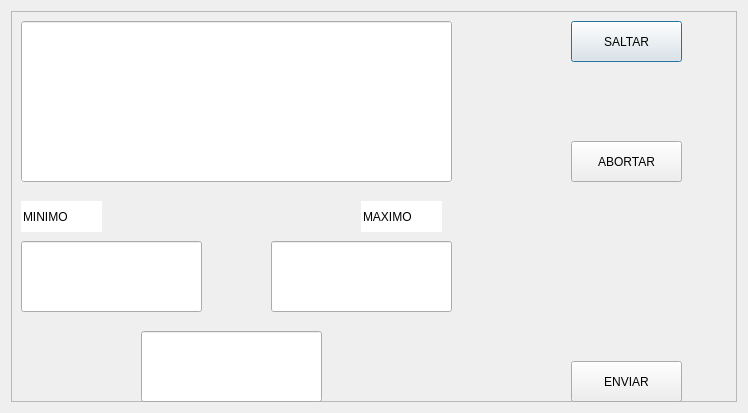
Above: GUI/IngresoManualNumerico.ui from JuanCruzEmmanuel/TestFrame before the change. Below: the same form after it.
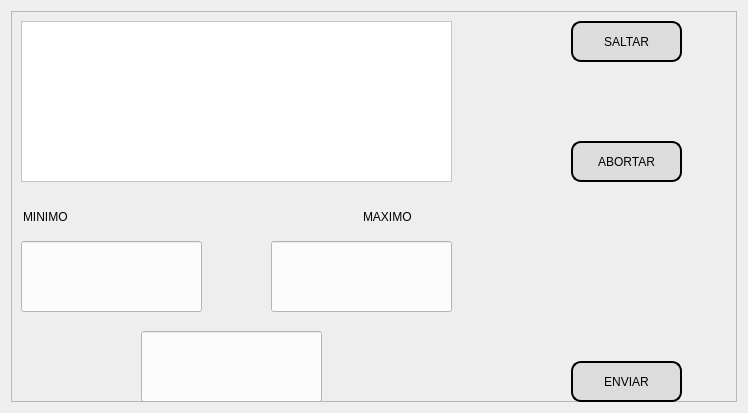
That is the form after the change.

Commit message: Se modifican esteticamente los popup de ingreso manual

```diff
--- a/GUI/IngresoManualNumerico.ui
+++ b/GUI/IngresoManualNumerico.ui
@@ -16,13 +16,16 @@
   <layout class="QHBoxLayout" name="horizontalLayout">
    <item>
     <widget class="QFrame" name="Contenedor">
+     <property name="styleSheet">
+      <string notr="true">background-color: rgb(238, 238, 238);</string>
+     </property>
      <property name="frameShape">
       <enum>QFrame::StyledPanel</enum>
      </property>
      <property name="frameShadow">
       <enum>QFrame::Raised</enum>
      </property>
-     <widget class="QLineEdit" name="InfoPaso">
+     <widget class="QLineEdit" name="InfoPaso_2">
       <property name="geometry">
        <rect>
         <x>10</x>
@@ -59,7 +62,11 @@
        <bool>false</bool>
       </property>
       <property name="autoFillBackground">
-       <bool>true</bool>
+       <bool>false</bool>
+      </property>
+      <property name="styleSheet">
+       <string notr="true">background-color: rgb(252, 252, 252);
+font: 26pt &quot;Arial&quot;;</string>
       </property>
       <property name="text">
        <string/>
@@ -89,6 +96,15 @@
         <height>41</height>
        </rect>
       </property>
+      <property name="styleSheet">
+       <string notr="true">
+background-color: rgb(220, 220, 220);
+font: 75 13pt &quot;MS Shell Dlg 2&quot;;
+color: rgb(0, 0, 0);
+
+border : 2px solid black;   
+border-radius : 10px;</string>
+      </property>
       <property name="text">
        <string>SALTAR</string>
       </property>
@@ -102,6 +118,15 @@
         <height>41</height>
        </rect>
       </property>
+      <property name="styleSheet">
+       <string notr="true">
+background-color: rgb(220, 220, 220);
+font: 75 13pt &quot;MS Shell Dlg 2&quot;;
+color: rgb(0, 0, 0);
+
+border : 2px solid black;   
+border-radius : 10px;</string>
+      </property>
       <property name="text">
        <string>ABORTAR</string>
       </property>
@@ -148,7 +173,8 @@
        <bool>false</bool>
       </property>
       <property name="styleSheet">
-       <string notr="true">font: 26pt &quot;Arial&quot;;</string>
+       <string notr="true">background-color: rgb(252, 252, 252);
+font: 26pt &quot;Arial&quot;;</string>
       </property>
       <property name="text">
        <string/>
@@ -176,7 +202,8 @@
        </rect>
       </property>
       <property name="styleSheet">
-       <string notr="true">font: 26pt &quot;Arial&quot;;</string>
+       <string notr="true">background-color: rgb(252, 252, 252);
+font: 26pt &quot;Arial&quot;;</string>
       </property>
       <property name="text">
        <string/>
@@ -192,7 +219,8 @@
        </rect>
       </property>
       <property name="styleSheet">
-       <string notr="true">font: 26pt &quot;Arial&quot;;</string>
+       <string notr="true">background-color: rgb(252, 252, 252);
+font: 26pt &quot;Arial&quot;;</string>
       </property>
       <property name="text">
        <string/>
@@ -287,10 +315,34 @@
         <height>41</height>
        </rect>
       </property>
+      <property name="styleSheet">
+       <string notr="true">
+background-color: rgb(220, 220, 220);
+font: 75 13pt &quot;MS Shell Dlg 2&quot;;
+color: rgb(0, 0, 0);
+
+border : 2px solid black;   
+border-radius : 10px;</string>
+      </property>
       <property name="text">
        <string>ENVIAR</string>
       </property>
      </widget>
+     <widget class="QTextEdit" name="InfoPaso">
+      <property name="geometry">
+       <rect>
+        <x>10</x>
+        <y>10</y>
+        <width>431</width>
+        <height>161</height>
+       </rect>
+      </property>
+      <property name="styleSheet">
+       <string notr="true">background-color: rgb(255, 255, 255);
+font: 87 11pt &quot;Arial&quot;;
+color: rgb(0, 0, 0);</string>
+      </property>
+     </widget>
     </widget>
    </item>
   </layout>
```
The commit also changes 1 other file.
